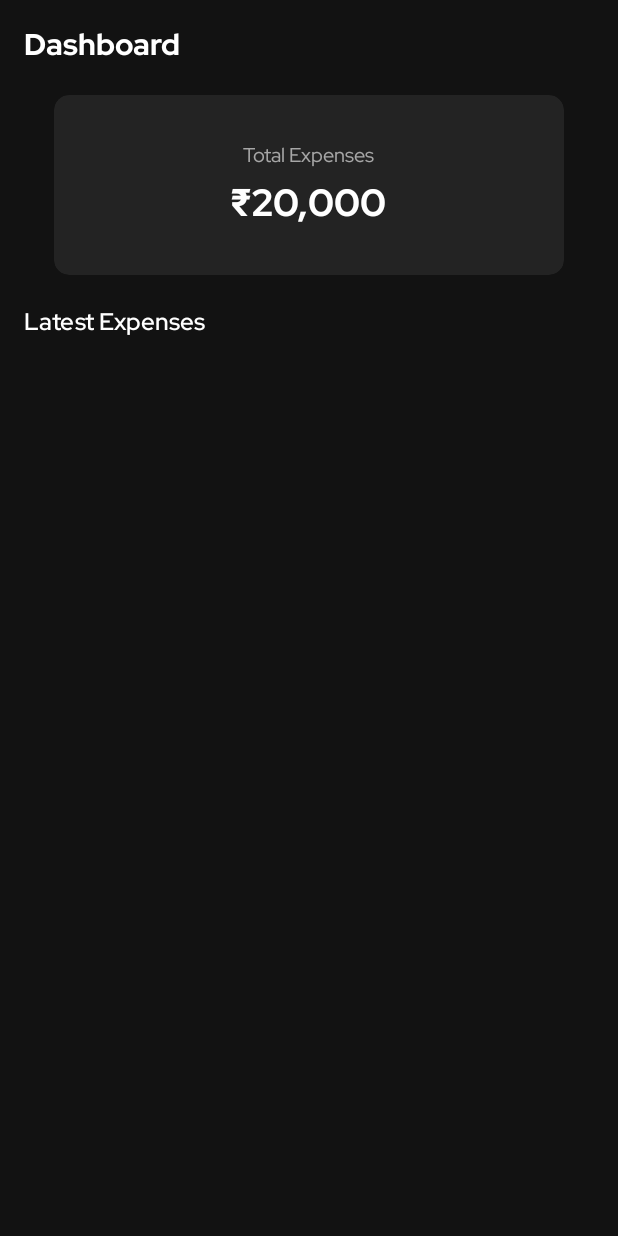
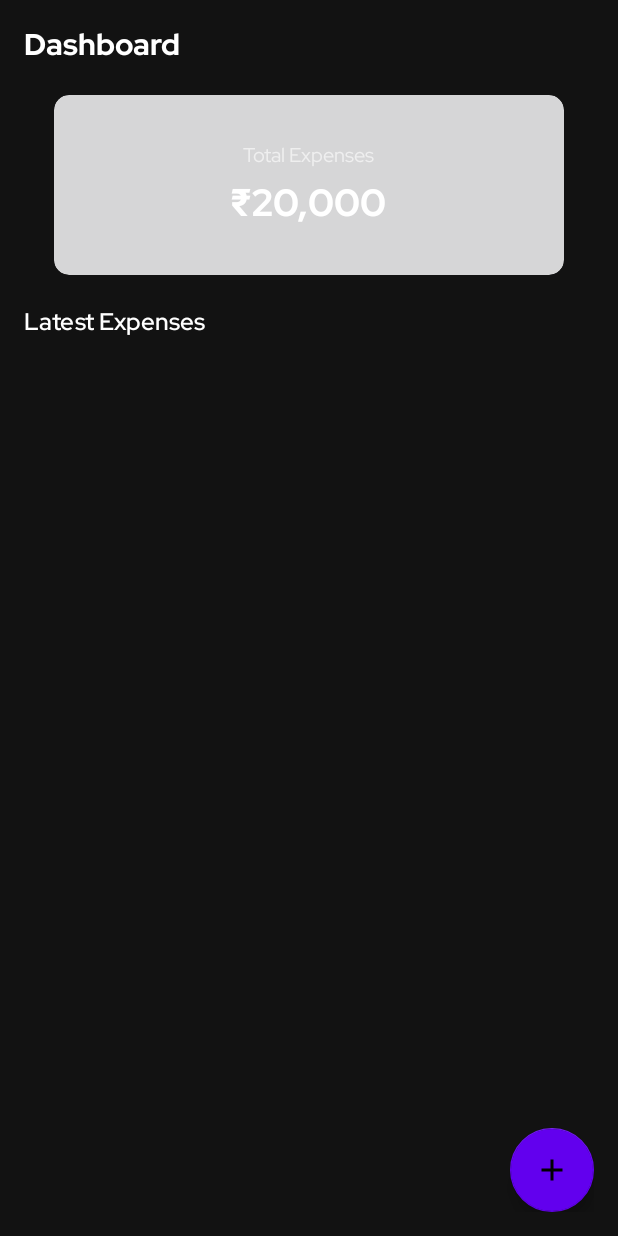
Before and after one commit to jaym21/Exspends, an Android app: the layout fragment_dashboard.xml on its own in the app's theme, with its tools: preview values and no code run, on a phone screen of 412 x 824 dp. Run offline under Robolectric (Android 15) with nearby library versions, the phone set to English and light mode, and no system bars.

Commit message:
added navigation from dashboard to add expense fragment

```diff
--- /dev/null
+++ b/app/src/main/res/drawable/ic_add.xml
@@ -0,0 +1,10 @@
+<vector xmlns:android="http://schemas.android.com/apk/res/android"
+    android:width="24dp"
+    android:height="24dp"
+    android:viewportWidth="24"
+    android:viewportHeight="24"
+    android:tint="?attr/colorControlNormal">
+  <path
+      android:fillColor="@android:color/white"
+      android:pathData="M19,13h-6v6h-2v-6H5v-2h6V5h2v6h6v2z"/>
+</vector>
--- a/app/src/main/res/layout/fragment_dashboard.xml
+++ b/app/src/main/res/layout/fragment_dashboard.xml
@@ -21,7 +21,7 @@
         android:id="@+id/cvTotalExpenses"
         android:layout_width="match_parent"
         android:layout_height="120dp"
-        app:cardBackgroundColor="#232323"
+        app:cardBackgroundColor="@color/bg_color_light"
         app:cardCornerRadius="10dp"
         android:layout_margin="20dp"
         android:layout_below="@id/tvDashboardText">
@@ -46,7 +46,7 @@
                 android:id="@+id/tvTotalExpenses"
                 android:layout_width="wrap_content"
                 android:layout_height="wrap_content"
-                android:text="₹20,000"
+                tools:text="₹20,000"
                 android:textSize="25sp"
                 android:textColor="@color/white"
                 android:fontFamily="@font/redhat_bold"/>
@@ -72,4 +72,13 @@
         android:layout_below="@id/tvLatestExpensesText"
         android:layout_marginTop="10dp" />
 
+    <com.google.android.material.floatingactionbutton.FloatingActionButton
+        android:id="@+id/fabAddExpense"
+        android:layout_width="wrap_content"
+        android:layout_height="wrap_content"
+        android:src="@drawable/ic_add"
+        app:backgroundTint="@color/purple_500"
+        android:layout_alignParentEnd="true"
+        android:layout_alignParentBottom="true" />
+
 </RelativeLayout>
```
Also changed, not shown: app/src/main/java/dev/jaym21/exspends/ui/DashboardFragment.kt (+27 -2 lines), app/src/main/res/navigation/nav_graph.xml (+12 -1 lines).
